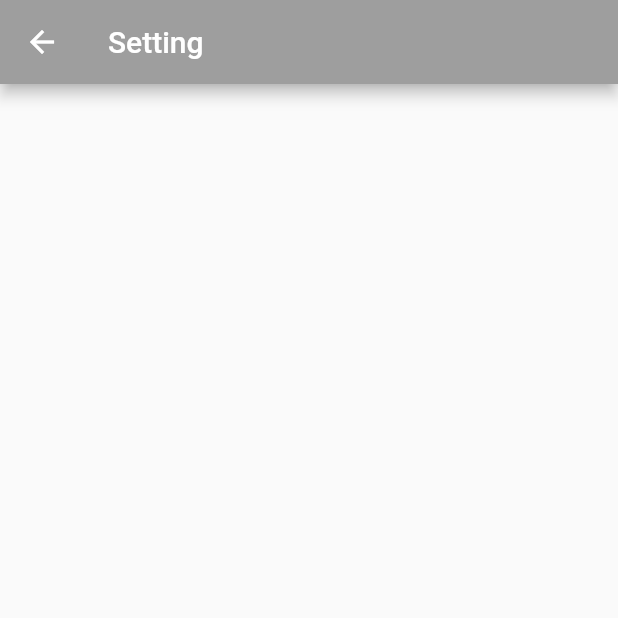
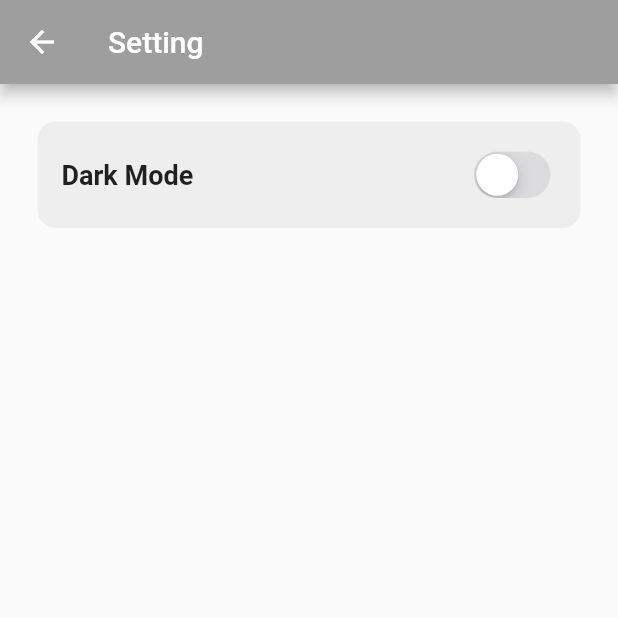
Before and after one commit to Hashimkhann1/chat_app_flutter_with_rooms, a Flutter app: the SettignView screen opened directly, on a phone screen of 412 x 824 dp, the top half of it. Run offline on Flutter 3.47's test engine with Material 2 defaults, Android fonts, the phone set to English and light mode, and no system bars; our stand-ins replace cloud_firestore, firebase_auth, firebase_core, fluttertoast, get; accounts and stored records are empty.

```diff
--- a/lib/view/setting_view/setting_view.dart
+++ b/lib/view/setting_view/setting_view.dart
@@ -1,16 +1,39 @@
+import 'package:chat_app/res/dark_light_mode/dark_mode.dart';
 import 'package:chat_app/res/widgets/my_text.dart';
+import 'package:flutter/cupertino.dart';
 import 'package:flutter/material.dart';
+import 'package:get/get.dart';
 
-class SettignView extends StatelessWidget {
+class SettignView extends StatefulWidget {
   const SettignView({super.key});
 
+  @override
+  State<SettignView> createState() => _SettignViewState();
+}
+
+class _SettignViewState extends State<SettignView> {
   @override
   Widget build(BuildContext context) {
     return Scaffold(
       appBar: AppBar(
         title: const MyText(title: "Setting"),
       ),
-      body: Column(),
+      body: Container(
+        padding: EdgeInsets.all(16),
+        margin: EdgeInsets.all(25),
+        decoration: BoxDecoration(
+          color: Theme.of(context).colorScheme.secondary,
+          borderRadius: BorderRadius.circular(12)
+        ),
+        child: Row(
+          mainAxisAlignment: MainAxisAlignment.spaceBetween,
+          children: [
+            MyText(title: "Dark Mode",fontWeight: FontWeight.bold,fontSize: 18,),
+            CupertinoSwitch(value: false
+                , onChanged: (value){},)
+          ],
+        ),
+      ),
     );
   }
 }
```
